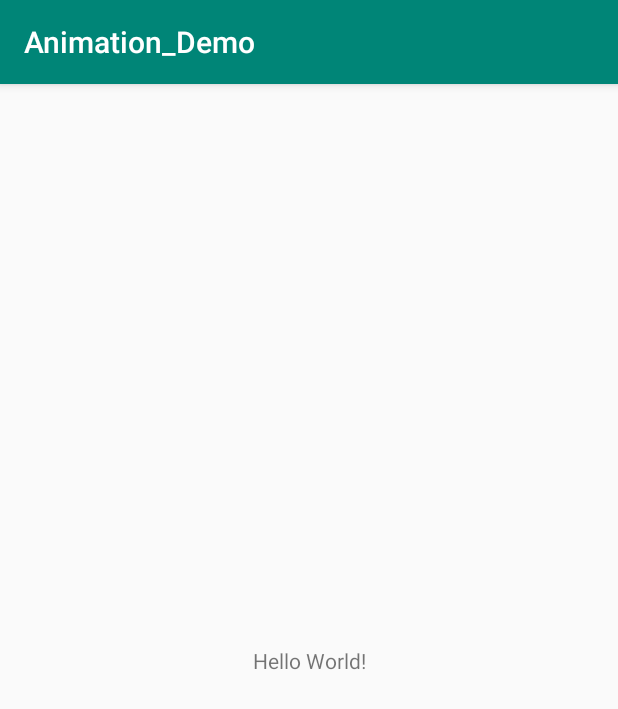
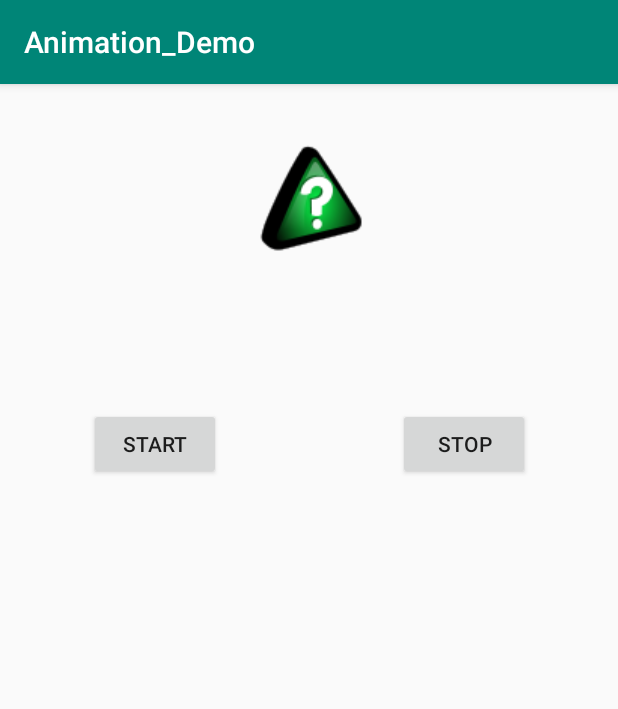
Before and after one commit to lus33frank/Animation_Demo, an Android app: the screen it shows after launch (MainActivity), on a phone screen of 412 x 824 dp. Shown: the top 709 px of the screen. Run offline under Robolectric (Android 15) with nearby library versions, the phone set to English and light mode, and no system bars.

Commit message:
Commit : 2    專案練習完成。 圖片變換動畫

```diff
--- a/app/src/main/java/com/frankchang/animation_demo/MainActivity.java
+++ b/app/src/main/java/com/frankchang/animation_demo/MainActivity.java
@@ -1,13 +1,33 @@
 package com.frankchang.animation_demo;
 
+import android.graphics.drawable.AnimationDrawable;
 import android.support.v7.app.AppCompatActivity;
 import android.os.Bundle;
+import android.view.View;
+import android.widget.ImageView;
+
 
 public class MainActivity extends AppCompatActivity {
+
+    private ImageView show;
+    private AnimationDrawable animation;
+
 
     @Override
     protected void onCreate(Bundle savedInstanceState) {
         super.onCreate(savedInstanceState);
         setContentView(R.layout.activity_main);
+
+        show = findViewById(R.id.showImage);
+        animation = (AnimationDrawable) show.getDrawable();
     }
+
+    public void startOnClick(View view) {
+        animation.start();
+    }
+
+    public void stopOnClick(View view) {
+        animation.stop();
+    }
+
 }
--- /dev/null
+++ b/app/src/main/res/drawable/ic_animation.xml
@@ -0,0 +1,6 @@
+<?xml version="1.0" encoding="utf-8"?>
+<animation-list xmlns:android="http://schemas.android.com/apk/res/android">
+    <item android:drawable="@drawable/green" android:duration="500"/>
+    <item android:drawable="@drawable/yellow" android:duration="500"/>
+    <item android:drawable="@drawable/red" android:duration="500"/>
+</animation-list>
--- a/app/src/main/res/layout/activity_main.xml
+++ b/app/src/main/res/layout/activity_main.xml
@@ -1,18 +1,62 @@
 <?xml version="1.0" encoding="utf-8"?>
-<android.support.constraint.ConstraintLayout xmlns:android="http://schemas.android.com/apk/res/android"
+<android.support.constraint.ConstraintLayout
+    xmlns:android="http://schemas.android.com/apk/res/android"
     xmlns:app="http://schemas.android.com/apk/res-auto"
     xmlns:tools="http://schemas.android.com/tools"
     android:layout_width="match_parent"
     android:layout_height="match_parent"
-    tools:context=".MainActivity">
+    tools:context=".MainActivity" >
 
-    <TextView
+    <android.support.constraint.Guideline
+        android:id="@+id/guideline"
         android:layout_width="wrap_content"
         android:layout_height="wrap_content"
-        android:text="Hello World!"
-        app:layout_constraintBottom_toBottomOf="parent"
-        app:layout_constraintLeft_toLeftOf="parent"
-        app:layout_constraintRight_toRightOf="parent"
-        app:layout_constraintTop_toTopOf="parent" />
+        android:orientation="vertical"
+        app:layout_constraintGuide_percent="0.5" />
+
+    <android.support.constraint.Guideline
+        android:id="@+id/guideline2"
+        android:layout_width="wrap_content"
+        android:layout_height="wrap_content"
+        android:orientation="horizontal"
+        app:layout_constraintGuide_percent="0.25" />
+
+    <ImageView
+        android:id="@+id/showImage"
+        android:layout_width="wrap_content"
+        android:layout_height="wrap_content"
+        android:layout_marginStart="32dp"
+        android:layout_marginTop="32dp"
+        android:layout_marginEnd="32dp"
+        app:layout_constraintEnd_toEndOf="parent"
+        app:layout_constraintStart_toStartOf="parent"
+        app:layout_constraintTop_toTopOf="parent"
+        app:srcCompat="@drawable/ic_animation" />
+
+    <Button
+        android:id="@+id/start"
+        android:layout_width="wrap_content"
+        android:layout_height="wrap_content"
+        android:layout_marginStart="8dp"
+        android:layout_marginTop="24dp"
+        android:layout_marginEnd="8dp"
+        android:onClick="startOnClick"
+        android:text="Start"
+        app:layout_constraintEnd_toStartOf="@+id/guideline"
+        app:layout_constraintStart_toStartOf="parent"
+        app:layout_constraintTop_toTopOf="@+id/guideline2" />
+
+    <Button
+        android:id="@+id/stop"
+        android:layout_width="wrap_content"
+        android:layout_height="wrap_content"
+        android:layout_marginStart="8dp"
+        android:layout_marginTop="24dp"
+        android:layout_marginEnd="8dp"
+        android:onClick="stopOnClick"
+        android:text="Stop"
+        app:layout_constraintEnd_toEndOf="parent"
+        app:layout_constraintStart_toStartOf="@+id/guideline"
+        app:layout_constraintTop_toTopOf="@+id/guideline2" />
 
 </android.support.constraint.ConstraintLayout>
```
Also changed, not shown: app/src/main/res/drawable/green.png (added), app/src/main/res/drawable/red.png (added), app/src/main/res/drawable/yellow.png (added).
